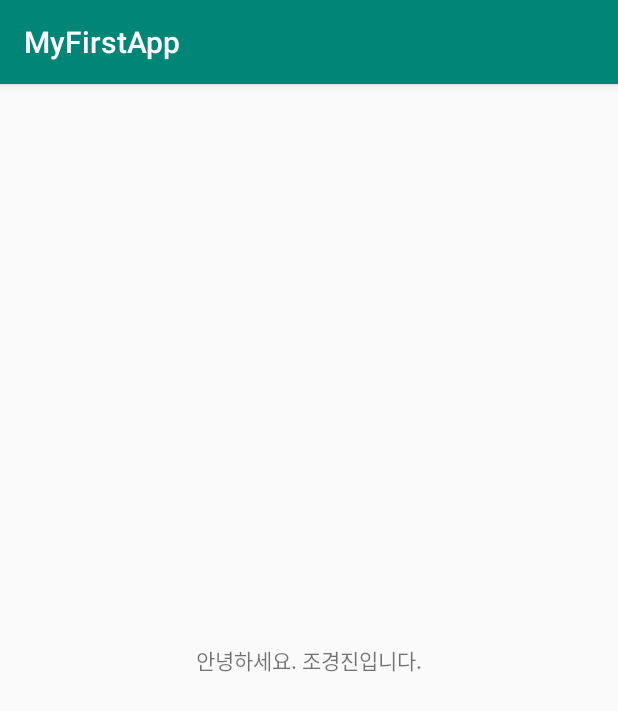
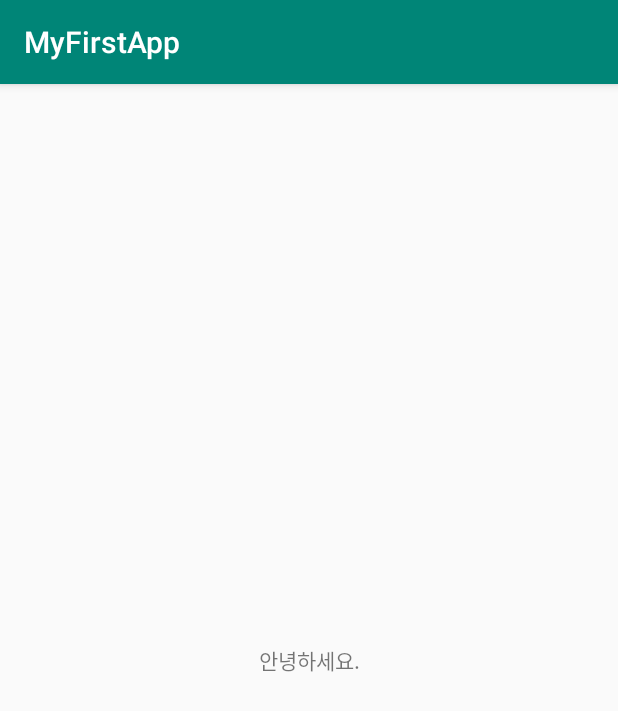
Before and after one commit to cho881020/MyFirstApp, an Android app: the screen it shows after launch (MainActivity), on a phone screen of 412 x 824 dp. Shown: the top 711 px of the screen. Run offline under Robolectric (Android 15) with nearby library versions, the phone set to English and light mode, and no system bars.

Commit message:
인사에서 이름을 뺐다.

```diff
--- a/app/src/main/res/layout/activity_main.xml
+++ b/app/src/main/res/layout/activity_main.xml
@@ -9,7 +9,7 @@
     <TextView
         android:layout_width="wrap_content"
         android:layout_height="wrap_content"
-        android:text="안녕하세요. 조경진입니다."
+        android:text="안녕하세요."
         app:layout_constraintBottom_toBottomOf="parent"
         app:layout_constraintLeft_toLeftOf="parent"
         app:layout_constraintRight_toRightOf="parent"
```
